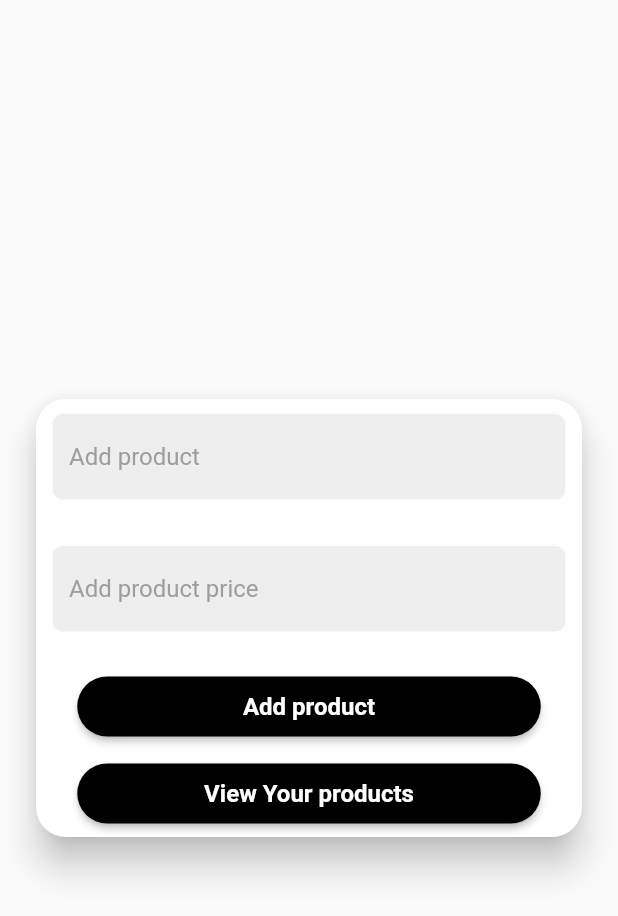
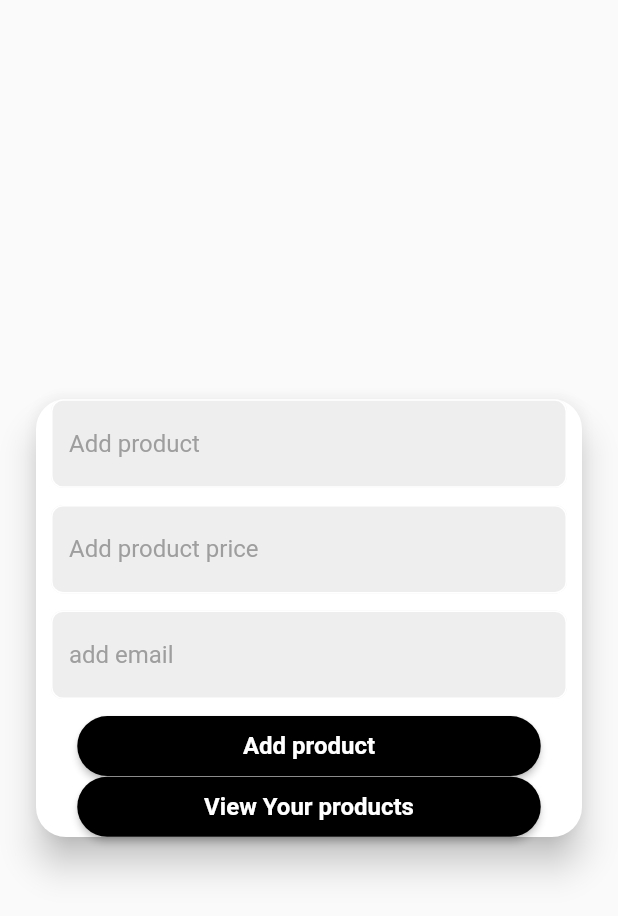
Before and after one commit to Hamzabinahmed/flutter_firebase_login, a Flutter app: the AddProductScreen screen opened directly, on a phone screen of 412 x 824 dp. Shown: the top 916 px of the screen. Run offline on Flutter 3.47's test engine with Material 2 defaults, Android fonts, the phone set to English and light mode, and no system bars; our stand-ins replace cloud_firestore, firebase_auth, firebase_core; accounts and stored records are empty.

Commit message:
changeall-productview

```diff
--- a/lib/components/textfields.dart
+++ b/lib/components/textfields.dart
@@ -6,6 +6,7 @@ class MyTextField extends StatelessWidget {
   final bool obscureText;
   final Icon? icon;
   final int? maxlength;
+
   const MyTextField({
     super.key,
     required this.controller,
@@ -13,7 +14,6 @@ class MyTextField extends StatelessWidget {
     required this.obscureText,
     this.icon,
     this.maxlength,
-
   });
 
   @override
@@ -25,17 +25,15 @@ class MyTextField extends StatelessWidget {
         maxLength: maxlength,
         controller: controller,
         obscureText: obscureText,
-
         decoration: InputDecoration(
           suffixIcon: icon,
-          enabledBorder:  OutlineInputBorder(
+          enabledBorder: OutlineInputBorder(
             borderSide: const BorderSide(color: Colors.white),
             borderRadius: BorderRadius.circular(8),
           ),
           focusedBorder: OutlineInputBorder(
             borderSide: BorderSide(color: Colors.grey.shade400),
           ),
-
           fillColor: Colors.grey.shade200,
           filled: true,
           hintText: hintText,
--- a/lib/screens/add_product_screen.dart
+++ b/lib/screens/add_product_screen.dart
@@ -10,14 +10,22 @@ class AddProductScreen extends StatelessWidget {
   AddProductScreen({super.key});
   TextEditingController productName = TextEditingController();
   TextEditingController productPrice = TextEditingController();
+  TextEditingController nameEmail = TextEditingController();
+
   addProduct() {
     CollectionReference products =
         FirebaseFirestore.instance.collection("products");
+    CollectionReference email = FirebaseFirestore.instance.collection("email");
+    email.add({"email": nameEmail.text});
     products
         .add({"Name": productName.text, "Price": productPrice.text})
         .then((value) => print("Product Addes"))
         .catchError((e) => print(e));
   }
+
+  // addEmail() {
+  //   CollectionReference email = FirebaseFirestore.instance.collection("email");
+  // }
 
   @override
   Widget build(BuildContext context) {
@@ -41,13 +49,16 @@ class AddProductScreen extends StatelessWidget {
                       controller: productName,
                       hintText: "Add product",
                       obscureText: false,
-
                     ),
                     MyTextField(
                       controller: productPrice,
                       hintText: "Add product price",
                       obscureText: false,
                     ),
+                    MyTextField(
+                        controller: nameEmail,
+                        hintText: "add email",
+                        obscureText: false),
                     MyButton(
                         onPress: () {
                           addProduct();
--- a/lib/screens/allproduct.dart
+++ b/lib/screens/allproduct.dart
@@ -8,12 +8,10 @@ class AllProductsView extends StatelessWidget {
   });
   final CollectionReference products =
       FirebaseFirestore.instance.collection("products");
+  final CollectionReference email =
+      FirebaseFirestore.instance.collection("email");
   getAllProducts() async {
     return products.get();
-  }
-
-  deletaData() async {
-    await products.doc().delete();
   }
 
   deleteData(id) async {
@@ -57,7 +55,9 @@ class AllProductsView extends StatelessWidget {
                         child: Container(
                           decoration: BoxDecoration(
                             borderRadius: BorderRadius.circular(20),
-                            border: Border.all(color: Colors.grey.shade300,),
+                            border: Border.all(
+                              color: Colors.grey.shade300,
+                            ),
                           ),
                           child: Column(
                             mainAxisAlignment: MainAxisAlignment.spaceBetween,
@@ -83,6 +83,7 @@ class AllProductsView extends StatelessWidget {
                               ),
                               Text(
                                   'Price : ${snapshot.data.docs[index]['Price']}'),
+                              Text('Emal : ${snapshot.data.collection[index]}'),
                               GestureDetector(
                                 onTap: () {
                                   FirebaseFirestore.instance
```
Also changed, not shown: lib/screens/login_screen.dart (+18 -9 lines).
